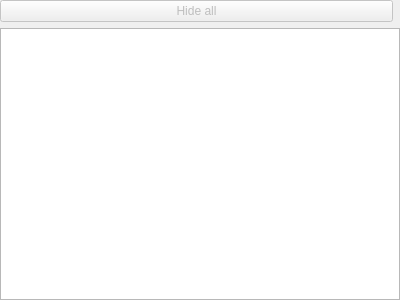
Old version of the form MiniZincIDE/outputwidget.ui in the repository MiniZinc/MiniZincIDE.
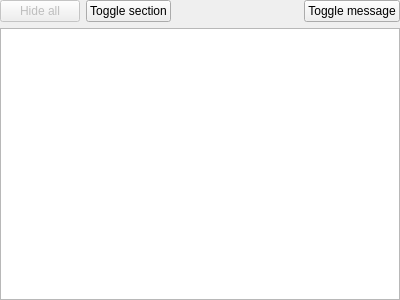
New version of the form.

Commit message: Collapse section toggles when not enough space

The edit to the form file:
```diff
--- a/MiniZincIDE/outputwidget.ui
+++ b/MiniZincIDE/outputwidget.ui
@@ -42,17 +42,88 @@
       </widget>
      </item>
      <item>
-      <layout class="QHBoxLayout" name="sectionButtons_horizontalLayout"/>
-     </item>
-     <item>
-      <spacer name="horizontalSpacer">
-       <property name="orientation">
-        <enum>Qt::Horizontal</enum>
-       </property>
-      </spacer>
-     </item>
-     <item>
-      <layout class="QHBoxLayout" name="messageTypeButtons_horizontalLayout"/>
+      <widget class="QWidget" name="buttons_widget" native="true">
+       <layout class="QHBoxLayout" name="horizontalLayout_2">
+        <property name="spacing">
+         <number>0</number>
+        </property>
+        <property name="leftMargin">
+         <number>0</number>
+        </property>
+        <property name="topMargin">
+         <number>0</number>
+        </property>
+        <property name="rightMargin">
+         <number>0</number>
+        </property>
+        <property name="bottomMargin">
+         <number>0</number>
+        </property>
+        <item>
+         <widget class="QPushButton" name="sectionMenu_pushButton">
+          <property name="text">
+           <string>Toggle section</string>
+          </property>
+         </widget>
+        </item>
+        <item>
+         <widget class="QWidget" name="sectionButtons_widget" native="true">
+          <layout class="QHBoxLayout" name="sectionButtons_horizontalLayout">
+           <property name="leftMargin">
+            <number>0</number>
+           </property>
+           <property name="topMargin">
+            <number>0</number>
+           </property>
+           <property name="rightMargin">
+            <number>0</number>
+           </property>
+           <property name="bottomMargin">
+            <number>0</number>
+           </property>
+          </layout>
+         </widget>
+        </item>
+        <item>
+         <spacer name="horizontalSpacer">
+          <property name="orientation">
+           <enum>Qt::Horizontal</enum>
+          </property>
+          <property name="sizeHint" stdset="0">
+           <size>
+            <width>0</width>
+            <height>0</height>
+           </size>
+          </property>
+         </spacer>
+        </item>
+        <item>
+         <widget class="QWidget" name="messageTypeButtons_widget" native="true">
+          <layout class="QHBoxLayout" name="messageTypeButtons_horizontalLayout">
+           <property name="leftMargin">
+            <number>0</number>
+           </property>
+           <property name="topMargin">
+            <number>0</number>
+           </property>
+           <property name="rightMargin">
+            <number>0</number>
+           </property>
+           <property name="bottomMargin">
+            <number>0</number>
+           </property>
+          </layout>
+         </widget>
+        </item>
+        <item>
+         <widget class="QPushButton" name="messageTypeMenu_pushButton">
+          <property name="text">
+           <string>Toggle message</string>
+          </property>
+         </widget>
+        </item>
+       </layout>
+      </widget>
      </item>
     </layout>
    </item>
```
The commit also changes 2 other files.
